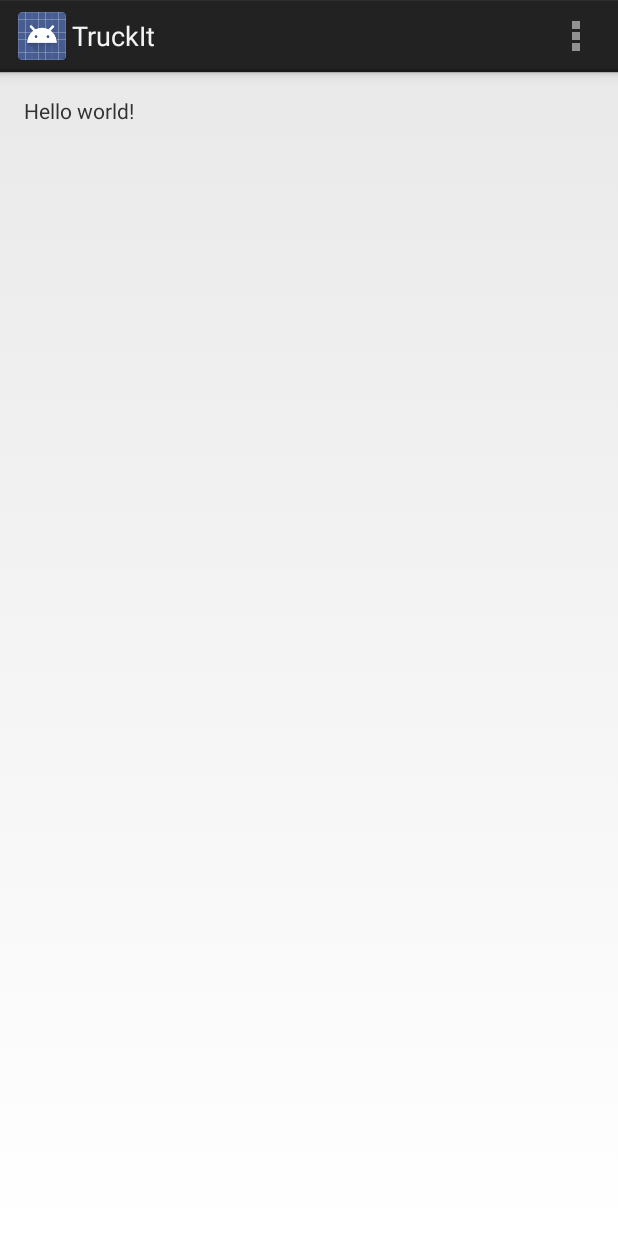
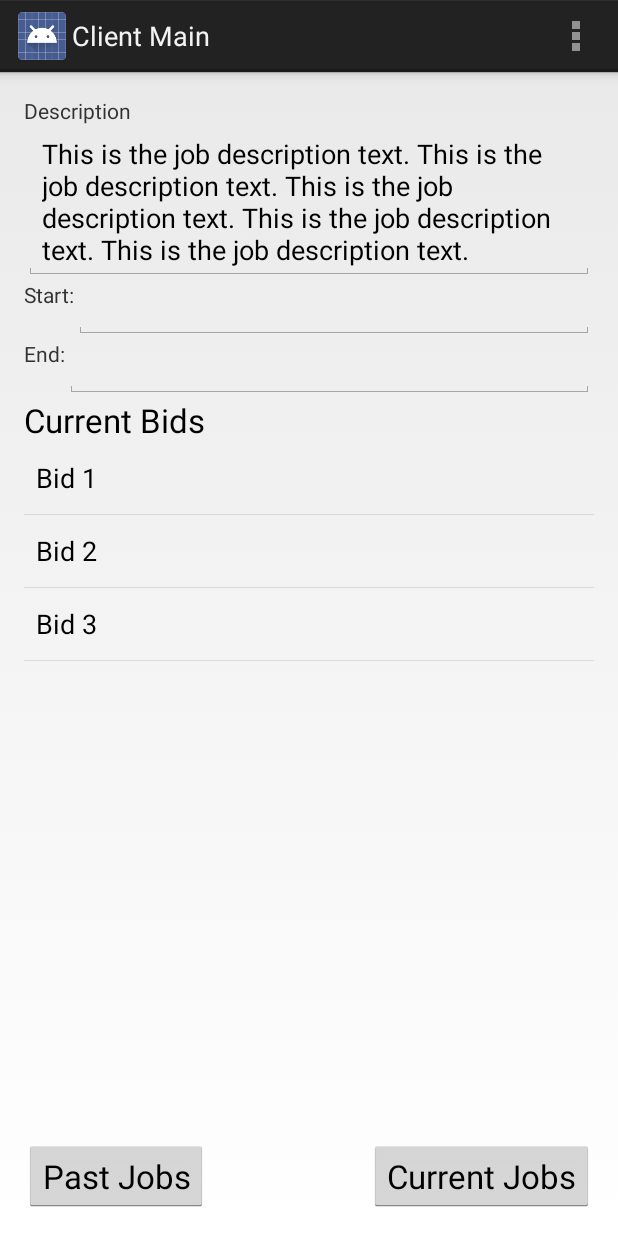
Before and after one commit to hackathon-3d/tyrannodroidus-rex-repo, an Android app: the screen it shows after launch (ModeSelectActivity before the commit, ClientMainActivity after it), on a phone screen of 412 x 824 dp. Run offline under Robolectric (Android 15) with nearby library versions, the phone set to English and light mode, and no system bars.

Commit message:
Past jobs and job detail screen

```diff
--- a/android/TruckIt/TruckIt/src/main/AndroidManifest.xml
+++ b/android/TruckIt/TruckIt/src/main/AndroidManifest.xml
@@ -23,8 +23,12 @@
             </intent-filter>
         </activity>
         <activity
-            android:name="com.hack3d.truckit.ClientPastJobs"
+            android:name=".ClientPastJobsActivity"
             android:label="@string/title_activity_client_past_jobs" >
+        </activity>
+        <activity
+            android:name=".ClientMainActivity"
+            android:label="@string/title_activity_client_main" >
         </activity>
     </application>
 
--- /dev/null
+++ b/android/TruckIt/TruckIt/src/main/java/com/hack3d/truckit/ClientMainActivity.java
@@ -0,0 +1,105 @@
+package com.hack3d.truckit;
+
+import android.content.Intent;
+import android.os.Bundle;
+import android.app.Activity;
+import android.view.Menu;
+import android.view.View;
+import android.widget.ArrayAdapter;
+import android.widget.EditText;
+import android.widget.ListView;
+
+import java.util.ArrayList;
+import java.util.Date;
+
+public class ClientMainActivity extends Activity {
+
+    //LIST OF ARRAY STRINGS WHICH WILL SERVE AS LIST ITEMS
+    ArrayList<String> listItems=new ArrayList<String>();
+
+    //DEFINING STRING ADAPTER WHICH WILL HANDLE DATA OF LISTVIEW
+    ArrayAdapter<String> adapter;
+
+    private EditText jobDetailInput;
+
+    private EditText startInput;
+
+    private EditText endInput;
+
+    private String jobDetail;
+
+    private Date start;
+
+    private Date end;
+
+    @Override
+    protected void onCreate(Bundle savedInstanceState) {
+        super.onCreate(savedInstanceState);
+        setContentView(R.layout.client_main);
+        setUpView();
+        setUpMocks();
+
+    }
+
+
+    @Override
+    public boolean onCreateOptionsMenu(Menu menu) {
+        // Inflate the menu; this adds items to the action bar if it is present.
+        getMenuInflater().inflate(R.menu.client_main, menu);
+        return true;
+    }
+
+    private void setUpView(){
+
+        jobDetailInput = (EditText) findViewById(R.id.job_detail_input);
+        startInput = (EditText) findViewById(R.id.start_input);
+        endInput = (EditText) findViewById(R.id.end_input);
+
+        adapter = new ArrayAdapter<String>(this,
+                android.R.layout.simple_list_item_1, listItems);
+        ListView listView = (ListView) findViewById(R.id.bids_list_view);
+        listView.setAdapter(adapter);
+    }
+
+    private void setUpMocks(){
+        listItems.add("Bid 1");
+        listItems.add("Bid 2");
+        listItems.add("Bid 3");
+
+        //startInput.setText();
+        jobDetailInput.setText("This is the job description text. This is the job description text. This is the job description text. This is the job description text. This is the job description text.");
+    }
+
+    private void getJobDetailByJobId(){
+        //call to service with job id
+    }
+
+    private void getBidsByJobId(){
+
+    }
+
+    private void getListItem(){
+        //launch a bid detail view
+    }
+
+    private void editDetail(){
+        //launch a job detail view
+    }
+
+    public void viewCurrentJobs(View view){
+
+    }
+
+    public void viewPastJobs(View view){
+
+        //intent.putExtra(CreateTeamActivity.TEAM_ID_KEY, teamId);
+        //playerDatabase.closeDatabase();
+        Intent intent = new Intent(this, ClientPastJobsActivity.class);
+        startActivity(intent);
+    }
+
+
+
+
+
+}
--- a/android/TruckIt/TruckIt/src/main/java/com/hack3d/truckit/ClientPastJobs.java
+++ b/android/TruckIt/TruckIt/src/main/java/com/hack3d/truckit/ClientPastJobsActivity.java
@@ -8,7 +8,7 @@ import android.widget.ListView;
 
 import java.util.ArrayList;
 
-public class ClientPastJobs extends Activity {
+public class ClientPastJobsActivity extends Activity {
 
     //LIST OF ARRAY STRINGS WHICH WILL SERVE AS LIST ITEMS
     ArrayList<String> listItems=new ArrayList<String>();
@@ -20,6 +20,8 @@ public class ClientPastJobs extends Activity {
     protected void onCreate(Bundle savedInstanceState) {
         super.onCreate(savedInstanceState);
         setContentView(R.layout.client_past_jobs);
+        setUpView();
+        setUpMocks();
     }
 
 
@@ -34,7 +36,7 @@ public class ClientPastJobs extends Activity {
 
         adapter = new ArrayAdapter<String>(this,
                 android.R.layout.simple_list_item_1, listItems);
-        ListView listView = (ListView) findViewById(R.id.client_past_jobs);
+        ListView listView = (ListView) findViewById(R.id.client_past_jobs_list_view);
         listView.setAdapter(adapter);
     }
 
--- a/android/TruckIt/TruckIt/src/main/java/com/hack3d/truckit/ModeSelectActivity.java
+++ b/android/TruckIt/TruckIt/src/main/java/com/hack3d/truckit/ModeSelectActivity.java
@@ -1,5 +1,6 @@
 package com.hack3d.truckit;
 
+import android.content.Intent;
 import android.os.Bundle;
 import android.app.Activity;
 import android.view.Menu;
@@ -10,6 +11,9 @@ public class ModeSelectActivity extends Activity {
     protected void onCreate(Bundle savedInstanceState) {
         super.onCreate(savedInstanceState);
         setContentView(R.layout.mode_select);
+
+        Intent intent = new Intent(this, ClientMainActivity.class);
+        startActivity(intent);
     }
 
 
--- a/android/TruckIt/TruckIt/src/main/res/layout/client_main.xml
+++ b/android/TruckIt/TruckIt/src/main/res/layout/client_main.xml
@@ -59,16 +59,37 @@
             android:layout_width="wrap_content"
             android:layout_height="wrap_content"
             android:textAppearance="?android:attr/textAppearanceLarge"
-            android:text="@string/bids"
-            android:id="@+id/textView2"
+            android:text="@string/current_bids"
+            android:id="@+id/current_bids"
             android:layout_below="@+id/end_input"
             android:layout_alignParentLeft="true"/>
 
-    <ListView
+    <Button
+            android:id="@+id/past_jobs_button"
             android:layout_width="wrap_content"
             android:layout_height="wrap_content"
+            android:textAppearance="?android:attr/textAppearanceLarge"
+            android:text="@string/past_jobs"
+            android:layout_alignParentBottom="true"
+            android:layout_alignLeft="@+id/bids_list_view"
+            android:onClick="viewPastJobs"/>
+
+    <ListView
             android:id="@+id/bids_list_view"
-            android:layout_below="@+id/textView2"
-            android:layout_alignLeft="@+id/textView2"/>
+            android:layout_width="wrap_content"
+            android:layout_height="wrap_content"
+            android:layout_below="@id/current_bids"
+            android:layout_above="@id/past_jobs_button"
+            android:layout_alignLeft="@+id/current_bids"/>
+
+    <Button
+            android:id="@+id/past_jobs_button"
+            android:layout_width="wrap_content"
+            android:layout_height="wrap_content"
+            android:textAppearance="?android:attr/textAppearanceLarge"
+            android:text="@string/current_jobs"
+            android:layout_alignParentBottom="true"
+            android:layout_alignRight="@+id/bids_list_view"/>
+
 
 </RelativeLayout>
--- a/android/TruckIt/TruckIt/src/main/res/layout/client_past_jobs.xml
+++ b/android/TruckIt/TruckIt/src/main/res/layout/client_past_jobs.xml
@@ -1,13 +1,15 @@
 <?xml version="1.0" encoding="utf-8"?>
 
 <LinearLayout xmlns:android="http://schemas.android.com/apk/res/android"
+              xmlns:tools="http://schemas.android.com/tools"
               android:orientation="vertical"
               android:layout_width="match_parent"
-              android:layout_height="match_parent">
+              android:layout_height="match_parent"
+              tools:context=".CreateRosterActivity">
 
     <ListView
             android:layout_width="wrap_content"
             android:layout_height="wrap_content"
-            android:id="@+id/client_past_jobs"
+            android:id="@+id/client_past_jobs_list_view"
             android:layout_gravity="center"/>
 </LinearLayout>
--- /dev/null
+++ b/android/TruckIt/TruckIt/src/main/res/menu/client_main.xml
@@ -0,0 +1,6 @@
+<menu xmlns:android="http://schemas.android.com/apk/res/android">
+    <item android:id="@+id/action_settings"
+        android:title="@string/action_settings"
+        android:orderInCategory="100"
+        android:showAsAction="never" />
+</menu>
--- a/android/TruckIt/TruckIt/src/main/res/values/strings.xml
+++ b/android/TruckIt/TruckIt/src/main/res/values/strings.xml
@@ -12,7 +12,9 @@
     <string name="details">Details</string>
     <string name="bids">Bids</string>
     <string name="current_jobs">Current Jobs</string>
+    <string name="current_bids">Current Bids</string>
     <string name="past_jobs">Past Jobs</string>
     <string name="title_activity_client_past_jobs">Past Jobs</string>
+    <string name="title_activity_client_main">Client Main</string>
 
 </resources>
```
